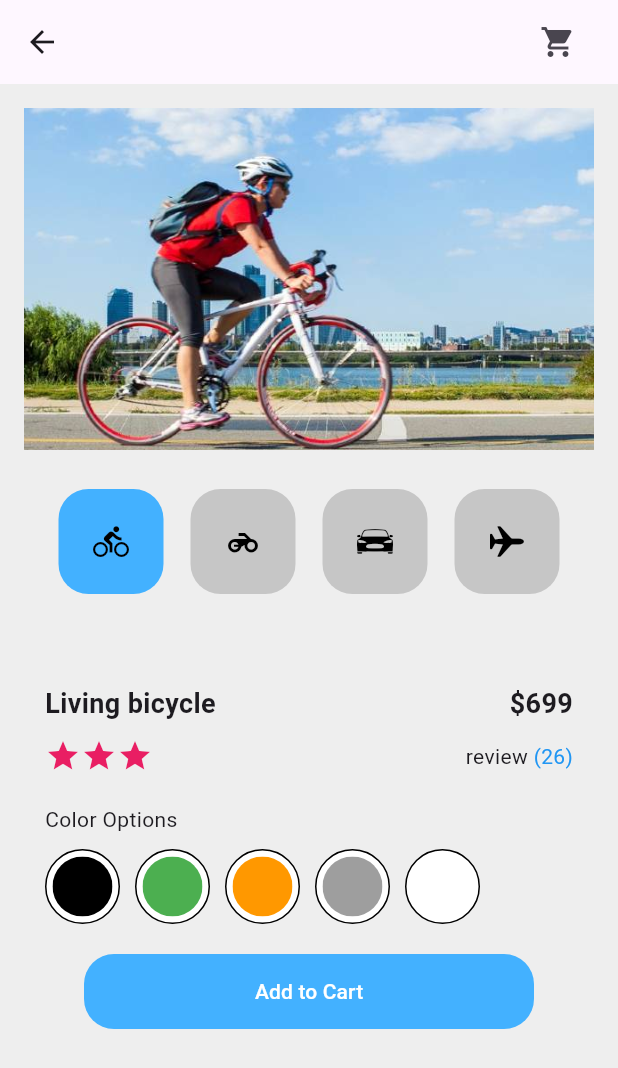
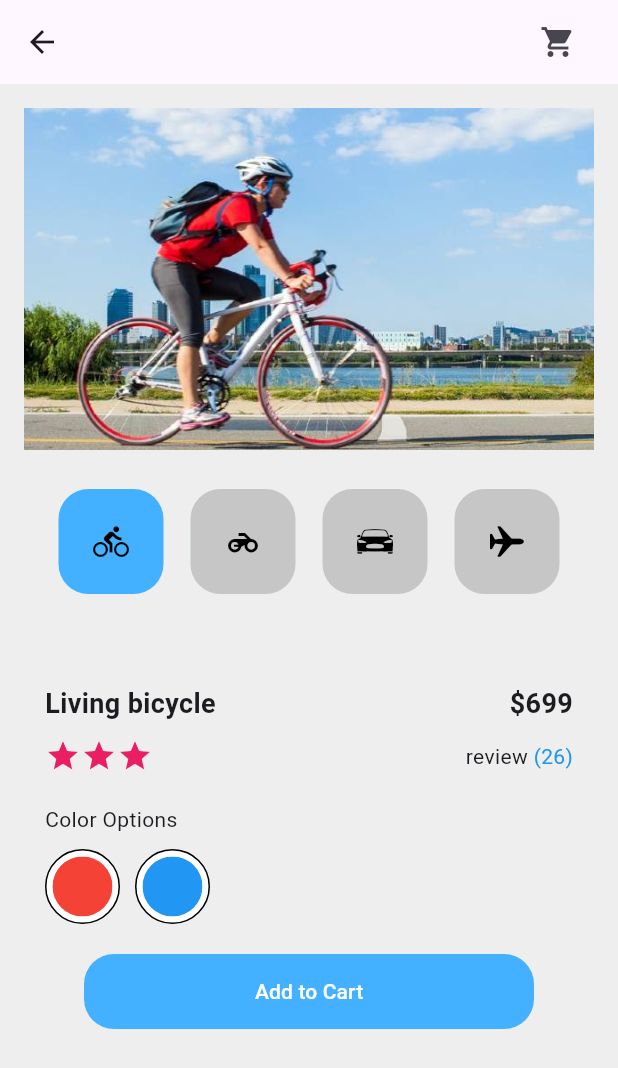
Before and after one commit to tombap8/my_flutter_PJ, a Flutter app: the screen it shows after launch, on a phone screen of 412 x 824 dp. Shown: the top 1068 px of the screen. Run offline on Flutter 3.47's test engine with Material 3 defaults, Android fonts, the light colour scheme and no system bars; our stand-ins replace flutter_svg, font_awesome_flutter, google_fonts.

Commit message:
Update shoppingcart_header.dart

```diff
--- a/03.플러터PJ/app_05_cart/lib/components/shoppingcart_header.dart
+++ b/03.플러터PJ/app_05_cart/lib/components/shoppingcart_header.dart
@@ -34,6 +34,13 @@ class _ShoppingCartHeaderState extends State<ShoppingCartHeader> {
     "Tesla Model3": [7800, 98],
     "Cessna 150": [12400, 75],
   };
+  // 상품색상 리스트
+  Map<String, List> goodsColor = {
+    "Living bicycle": [Colors.red, Colors.blue],
+    "Honda motorcycle": [Colors.red, Colors.blue, Colors.pink],
+    "Tesla Model3": [Colors.red, Colors.blue, Colors.black],
+    "Cessna 150": [Colors.red, Colors.yellow, Colors.purple],
+  };
 
   @override
   Widget build(BuildContext context) {
@@ -42,18 +49,7 @@ class _ShoppingCartHeaderState extends State<ShoppingCartHeader> {
         _buildHeaderPic(),
         _buildHeaderSelector(),
         // 하단 디테일 정보
-        Padding(
-          padding: const EdgeInsets.all(30.0),
-          child: Column(
-            crossAxisAlignment: CrossAxisAlignment.start,
-            children: [
-              _buildDetailNameAndPrice(),
-              _buildDetailRatingAndReviewCount(),
-              _buildDetailColorOptions(),
-              _buildDetailButton(context),
-            ],
-          ),
-        )
+        _buildCartInfo(),
       ],
     );
   }
@@ -109,6 +105,25 @@ class _ShoppingCartHeaderState extends State<ShoppingCartHeader> {
 //////////////////////////////////////////
   ///
   ///
+  ///
+  ///
+  ///
+
+  Widget _buildCartInfo() {
+    return Padding(
+      padding: const EdgeInsets.all(30.0),
+      child: Column(
+        crossAxisAlignment: CrossAxisAlignment.start,
+        children: [
+          _buildDetailNameAndPrice(),
+          _buildDetailRatingAndReviewCount(),
+          _buildDetailColorOptions(),
+          _buildDetailButton(context),
+        ],
+      ),
+    );
+  }
+
   Widget _buildDetailNameAndPrice() {
     return Padding(
       padding: const EdgeInsets.only(bottom: 10),
@@ -166,6 +181,8 @@ class _ShoppingCartHeaderState extends State<ShoppingCartHeader> {
   }
 
   Widget _buildDetailColorOptions() {
+    dynamic my = goodsColor[selectedTit[selectedId]];
+
     return Padding(
       padding: const EdgeInsets.only(bottom: 20),
       child: Column(
@@ -175,12 +192,13 @@ class _ShoppingCartHeaderState extends State<ShoppingCartHeader> {
           SizedBox(height: 10),
           Row(
             children: [
+              for (int i = 0; i < my.length;i++)
+              _buildDetailIcon(my[i]),
               // 3. 동일한 색상 아이콘을 재사용하기 위해 함수로 관리
-              _buildDetailIcon(Colors.black),
-              _buildDetailIcon(Colors.green),
-              _buildDetailIcon(Colors.orange),
-              _buildDetailIcon(Colors.grey),
-              _buildDetailIcon(Colors.white),
+              // _buildDetailIcon(Colors.green),
+              // _buildDetailIcon(Colors.orange),
+              // _buildDetailIcon(Colors.grey),
+              // _buildDetailIcon(Colors.white),
             ],
           ),
         ],
```
